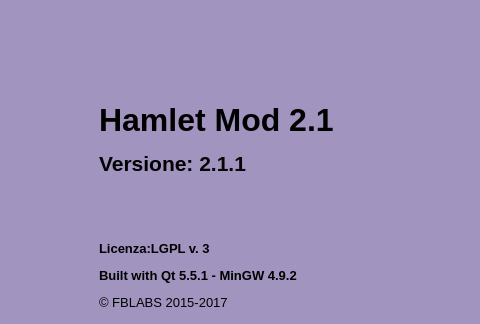
The window that mainwindow.ui (fblabs/hamlet-mod-sancon) describes before a commit, drawn with Qt 5; both pictures show x 324 to 804 and y 0 to 324 of the 979 by 780 pixel window.
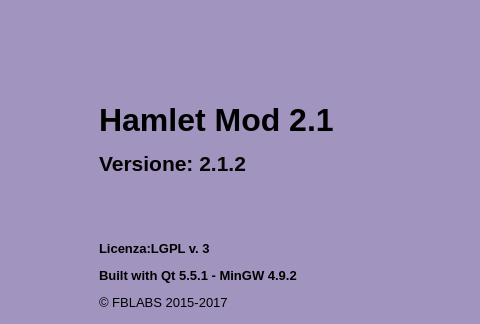
The same window after the commit. Icons and pictures are not drawn.

```diff
--- a/mainwindow.ui
+++ b/mainwindow.ui
@@ -539,7 +539,7 @@
       <item>
        <widget class="QLabel" name="label_2">
         <property name="text">
-         <string>&lt;html&gt;&lt;head/&gt;&lt;body&gt;&lt;p&gt;&lt;span style=&quot; font-size:24pt; font-weight:600;&quot;&gt;Hamlet Mod 2.1&lt;/span&gt;&lt;/p&gt;&lt;p&gt;&lt;span style=&quot; font-size:16pt; font-weight:600;&quot;&gt;Versione: &lt;/span&gt;&lt;span style=&quot; font-size:16pt; font-weight:600; color:#060606;&quot;&gt;2.1.1&lt;/span&gt;&lt;br/&gt;&lt;/p&gt;&lt;p&gt;&lt;br/&gt;&lt;/p&gt;&lt;p&gt;&lt;span style=&quot; font-size:10pt; font-weight:600;&quot;&gt;Licenza:LGPL v. 3&lt;/span&gt;&lt;/p&gt;&lt;p&gt;&lt;span style=&quot; font-size:10pt; font-weight:600;&quot;&gt;Built with Qt 5.5.1 - MinGW 4.9.2&lt;/span&gt;&lt;/p&gt;&lt;p&gt;&lt;span style=&quot; font-size:10pt;&quot;&gt;© FBLABS 2015-2017&lt;/span&gt;&lt;/p&gt;&lt;p&gt;&lt;a href=&quot;https://www.github.com/fblabs/hamlet-mod-sancon&quot;&gt;&lt;span style=&quot; text-decoration: underline; color:#0000ff;&quot;&gt;Sorgenti (github)&lt;/span&gt;&lt;/a&gt;&lt;/p&gt;&lt;/body&gt;&lt;/html&gt;</string>
+         <string>&lt;html&gt;&lt;head/&gt;&lt;body&gt;&lt;p&gt;&lt;span style=&quot; font-size:24pt; font-weight:600;&quot;&gt;Hamlet Mod 2.1&lt;/span&gt;&lt;/p&gt;&lt;p&gt;&lt;span style=&quot; font-size:16pt; font-weight:600;&quot;&gt;Versione: &lt;/span&gt;&lt;span style=&quot; font-size:16pt; font-weight:600; color:#060606;&quot;&gt;2.1.2&lt;/span&gt;&lt;br/&gt;&lt;/p&gt;&lt;p&gt;&lt;br/&gt;&lt;/p&gt;&lt;p&gt;&lt;span style=&quot; font-size:10pt; font-weight:600;&quot;&gt;Licenza:LGPL v. 3&lt;/span&gt;&lt;/p&gt;&lt;p&gt;&lt;span style=&quot; font-size:10pt; font-weight:600;&quot;&gt;Built with Qt 5.5.1 - MinGW 4.9.2&lt;/span&gt;&lt;/p&gt;&lt;p&gt;&lt;span style=&quot; font-size:10pt;&quot;&gt;© FBLABS 2015-2017&lt;/span&gt;&lt;/p&gt;&lt;p&gt;&lt;a href=&quot;https://www.github.com/fblabs/hamlet-mod-sancon&quot;&gt;&lt;span style=&quot; text-decoration: underline; color:#0000ff;&quot;&gt;Sorgenti (github)&lt;/span&gt;&lt;/a&gt;&lt;/p&gt;&lt;/body&gt;&lt;/html&gt;</string>
         </property>
         <property name="scaledContents">
          <bool>false</bool>
```
